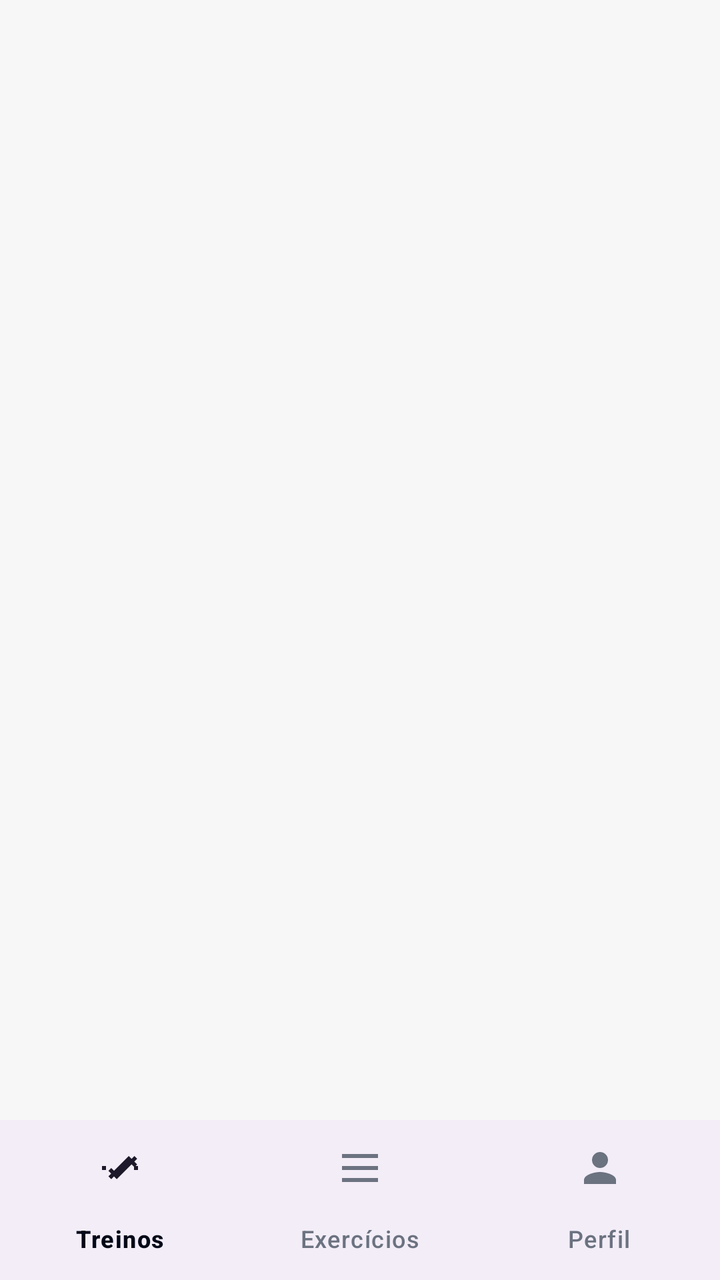
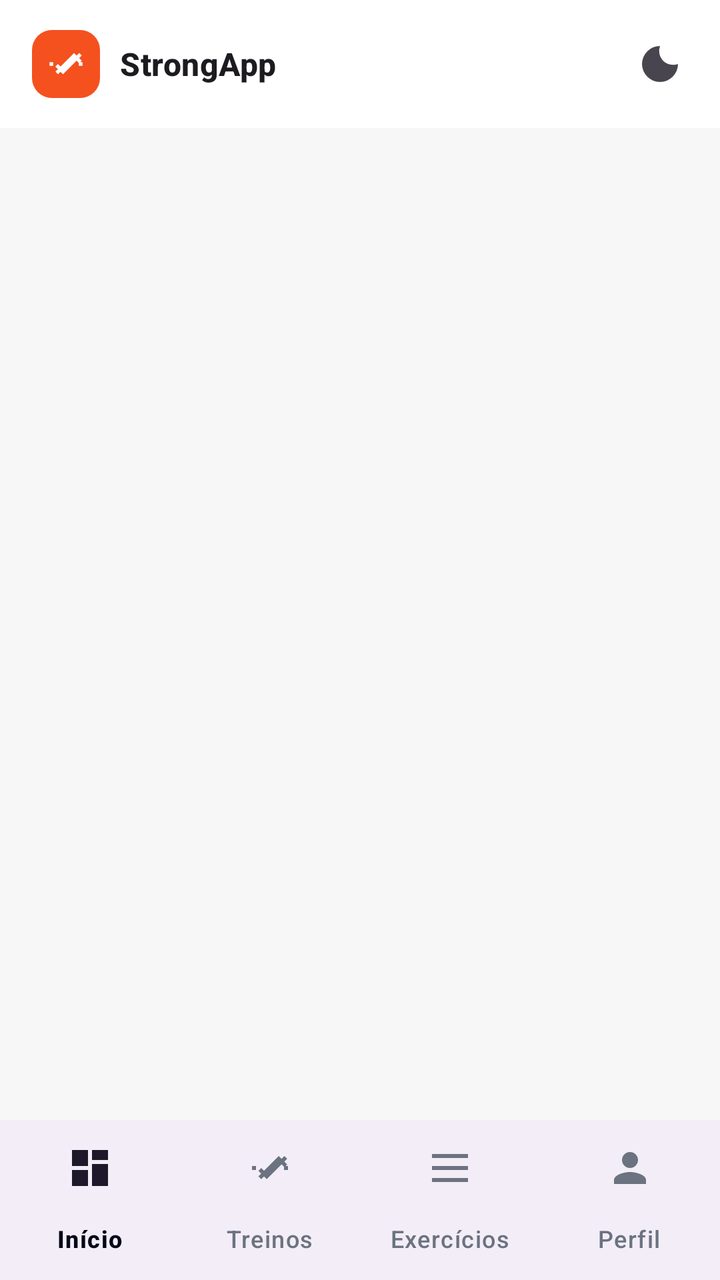

Before-and-after screenshots of an Android layout around one commit, followed by the original layout XML and the change that was made.
<!-- AndroidManifest.xml: application theme Theme.StrongApp -->
<!-- res/layout/activity_main.xml -->
<?xml version="1.0" encoding="utf-8"?>
<androidx.constraintlayout.widget.ConstraintLayout xmlns:android="http://schemas.android.com/apk/res/android"
    xmlns:app="http://schemas.android.com/apk/res-auto"
    android:id="@+id/main"
    android:layout_width="match_parent"
    android:layout_height="match_parent">

    <androidx.fragment.app.FragmentContainerView
        android:id="@+id/fragmentContainer"
        android:layout_width="0dp"
        android:layout_height="0dp"
        app:layout_constraintTop_toTopOf="parent"
        app:layout_constraintStart_toStartOf="parent"
        app:layout_constraintEnd_toEndOf="parent"
        app:layout_constraintBottom_toTopOf="@id/bottomNav" />

    <com.google.android.material.bottomnavigation.BottomNavigationView
        android:id="@+id/bottomNav"
        android:layout_width="0dp"
        android:layout_height="wrap_content"
        app:menu="@menu/bottom_nav"
        app:layout_constraintStart_toStartOf="parent"
        app:layout_constraintEnd_toEndOf="parent"
        app:layout_constraintBottom_toBottomOf="parent" />
</androidx.constraintlayout.widget.ConstraintLayout>
<!-- resources referenced by this layout -->
<resources>
  <style name="Theme.StrongApp" parent="Base.Theme.StrongApp" />
  <style name="Base.Theme.StrongApp" parent="Theme.Material3.DayNight.NoActionBar">
          <item name="colorPrimary">@color/brand_primary</item>
          <item name="colorOnPrimary">@color/brand_on_primary</item>
          <item name="colorPrimaryContainer">@color/brand_primary</item>
          <item name="colorOnPrimaryContainer">@color/brand_on_primary</item>
          <item name="colorSecondary">@color/brand_primary_dark</item>
          <item name="android:colorBackground">@color/background_light</item>
          <item name="colorSurface">@color/surface_light</item>
          <item name="colorOnSurface">@color/text_light</item>
          <item name="colorOnSurfaceVariant">@color/muted_light</item>
      </style>
  <color name="brand_primary">#F4511F</color>
  <color name="brand_on_primary">#FFFFFF</color>
  <color name="brand_primary_dark">#C63F14</color>
  <color name="background_light">#F7F7F8</color>
  <color name="surface_light">#FFFFFF</color>
  <color name="text_light">#020817</color>
  <color name="muted_light">#6B7280</color>
</resources>

<!-- the commit's change to res/layout/activity_main.xml (unified diff, before → after) -->
@@ -5,11 +5,54 @@
     android:layout_width="match_parent"
     android:layout_height="match_parent">
 
+    
+    <LinearLayout
+        android:id="@+id/topBar"
+        android:layout_width="0dp"
+        android:layout_height="wrap_content"
+        android:background="?attr/colorSurface"
+        android:gravity="center_vertical"
+        android:orientation="horizontal"
+        android:paddingStart="16dp"
+        android:paddingEnd="8dp"
+        android:paddingTop="10dp"
+        android:paddingBottom="10dp"
+        app:layout_constraintTop_toTopOf="parent"
+        app:layout_constraintStart_toStartOf="parent"
+        app:layout_constraintEnd_toEndOf="parent">
+
+        <ImageView
+            android:layout_width="34dp"
+            android:layout_height="34dp"
+            android:background="@drawable/bg_logo"
+            android:contentDescription="@null"
+            android:padding="6dp"
+            android:src="@drawable/ic_workouts"
+            app:tint="@color/brand_on_primary" />
+
+        <TextView
+            android:layout_width="0dp"
+            android:layout_height="wrap_content"
+            android:layout_marginStart="10dp"
+            android:layout_weight="1"
+            android:text="@string/app_name"
+            android:textAppearance="?attr/textAppearanceTitleMedium"
+            android:textStyle="bold" />
+
+        <ImageButton
+            android:id="@+id/themeButton"
+            style="@style/Widget.AppCompat.Button.Borderless"
+            android:layout_width="44dp"
+            android:layout_height="44dp"
+            android:contentDescription="@string/toggle_theme"
+            android:src="@drawable/ic_theme" />
+    </LinearLayout>
+
     <androidx.fragment.app.FragmentContainerView
         android:id="@+id/fragmentContainer"
         android:layout_width="0dp"
         android:layout_height="0dp"
-        app:layout_constraintTop_toTopOf="parent"
+        app:layout_constraintTop_toBottomOf="@id/topBar"
         app:layout_constraintStart_toStartOf="parent"
         app:layout_constraintEnd_toEndOf="parent"
         app:layout_constraintBottom_toTopOf="@id/bottomNav" />
@@ -19,6 +62,7 @@
         android:layout_width="0dp"
         android:layout_height="wrap_content"
         app:menu="@menu/bottom_nav"
+        app:labelVisibilityMode="labeled"
         app:layout_constraintStart_toStartOf="parent"
         app:layout_constraintEnd_toEndOf="parent"
         app:layout_constraintBottom_toBottomOf="parent" />
<!-- resource entries referenced after the edit -->
@@ -1,6 +1,36 @@
 <!-- resources referenced by this layout -->
 <resources>
+  <color name="brand_on_primary">#FFFFFF</color>
+  <!-- drawable bg_logo (drawable) -->
+  <?xml version="1.0" encoding="utf-8"?>
+  <shape xmlns:android="http://schemas.android.com/apk/res/android" android:shape="rectangle">
+      <corners android:radius="10dp" />
+      <solid android:color="@color/brand_primary" />
+  </shape>
+  <!-- drawable ic_theme (drawable) -->
+  <vector xmlns:android="http://schemas.android.com/apk/res/android"
+      android:width="24dp" android:height="24dp"
+      android:viewportWidth="24" android:viewportHeight="24"
+      android:tint="?attr/colorControlNormal">
+      <path android:fillColor="@android:color/white"
+          android:pathData="M12,3a9,9 0 1,0 9,9a7,7 0 0,1 -9,-9z"/>
+  </vector>
+  <!-- drawable ic_workouts (drawable) -->
+  <vector xmlns:android="http://schemas.android.com/apk/res/android"
+      android:width="24dp" android:height="24dp"
+      android:viewportWidth="24" android:viewportHeight="24"
+      android:tint="?attr/colorControlNormal">
+      <path android:fillColor="@android:color/white"
+          android:pathData="M20.6,7.4l-1.4,-1.4l-1.4,1.4l-1.4,-1.4l-1.4,1.4l-6,6l-1.4,-1.4l-1.4,1.4l1.4,1.4l-1.4,1.4l1.4,1.4l1.4,-1.4l1.4,1.4l1.4,-1.4l6,-6l1.4,1.4l1.4,-1.4l-1.4,-1.4z"/>
+      <path android:fillColor="@android:color/white"
+          android:pathData="M3,11h2v2h-2z"/>
+      <path android:fillColor="@android:color/white"
+          android:pathData="M19,11h2v2h-2z"/>
+  </vector>
+  <string name="app_name">StrongApp</string>
+  <string name="toggle_theme">Alternar tema</string>
   <style name="Theme.StrongApp" parent="Base.Theme.StrongApp" />
+  <color name="brand_primary">#F4511F</color>
   <style name="Base.Theme.StrongApp" parent="Theme.Material3.DayNight.NoActionBar">
           <item name="colorPrimary">@color/brand_primary</item>
           <item name="colorOnPrimary">@color/brand_on_primary</item>
@@ -12,8 +42,6 @@
           <item name="colorOnSurface">@color/text_light</item>
           <item name="colorOnSurfaceVariant">@color/muted_light</item>
       </style>
-  <color name="brand_primary">#F4511F</color>
-  <color name="brand_on_primary">#FFFFFF</color>
   <color name="brand_primary_dark">#C63F14</color>
   <color name="background_light">#F7F7F8</color>
   <color name="surface_light">#FFFFFF</color>
